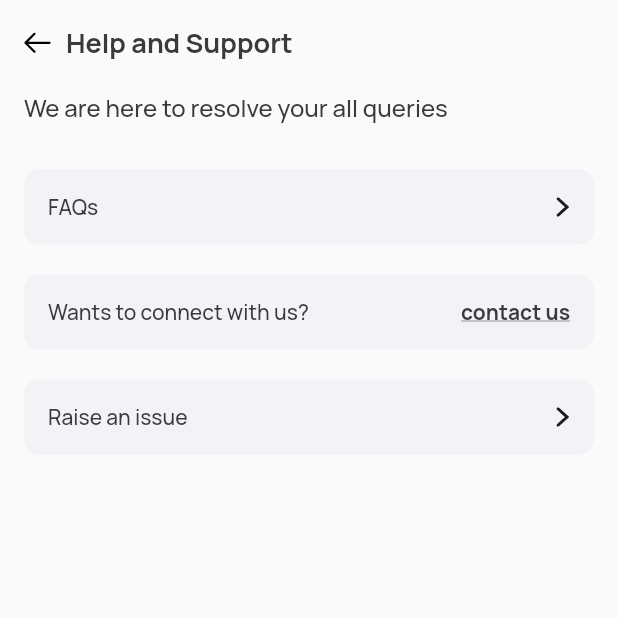
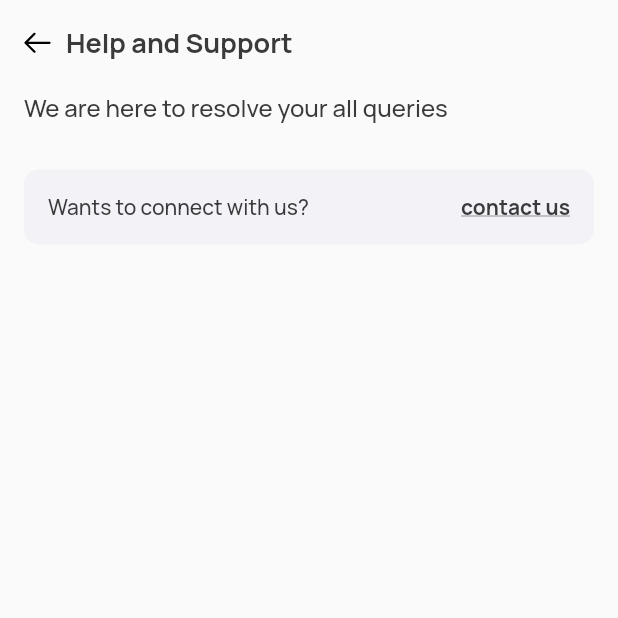
Before and after one commit to namanS47/newversity, a Flutter app: the HelpAndSupportScreen screen opened by its route, on a phone screen of 412 x 824 dp, the top half of it. Run offline on Flutter 3.47's test engine with Material 2 defaults, Android fonts, the phone set to English and light mode, and no system bars; our stand-ins replace bloc, cached_network_image, carousel_slider, dio, dropdown_button2, firebase_auth and 23 more; missing offline and left inert: dart:ffi, flutter_share, flutter_simple_dependency_injection, hmssdk_flutter, language_picker, razorpay_flutter; accounts and stored records are empty; generated files the repository leaves out were written again; statements that could not run were skipped.

Commit message:
help and support

```diff
--- a/lib/flow/teacher/index/view/bottom_sheet/contact_us.dart
+++ b/lib/flow/teacher/index/view/bottom_sheet/contact_us.dart
@@ -11,8 +11,8 @@ class ContactUsScreen extends StatelessWidget {
 
   final CallsAndMessagesService _service = getIt<CallsAndMessagesService>();
 
-  final String number = "7024860732";
-  final String email = "dancamdev@example.com";
+  final String number = "8949704799";
+  final String email = "contact@newversity.in";
 
   @override
   Widget build(BuildContext context) {
--- a/lib/flow/teacher/index/view/help_and_support.dart
+++ b/lib/flow/teacher/index/view/help_and_support.dart
@@ -49,15 +49,15 @@ class _HelpAndSupportScreenState extends State<HelpAndSupportScreen> {
               const SizedBox(
                 height: 30,
               ),
-              getFaqsContainer(),
-              const SizedBox(
-                height: 20,
-              ),
+              // getFaqsContainer(),
+              // const SizedBox(
+              //   height: 20,
+              // ),
               getConnectContainer(),
-              const SizedBox(
-                height: 20,
-              ),
-              getIssueRaiseContainer(),
+              // const SizedBox(
+              //   height: 20,
+              // ),
+              // getIssueRaiseContainer(),
             ],
           ),
         ),
```
